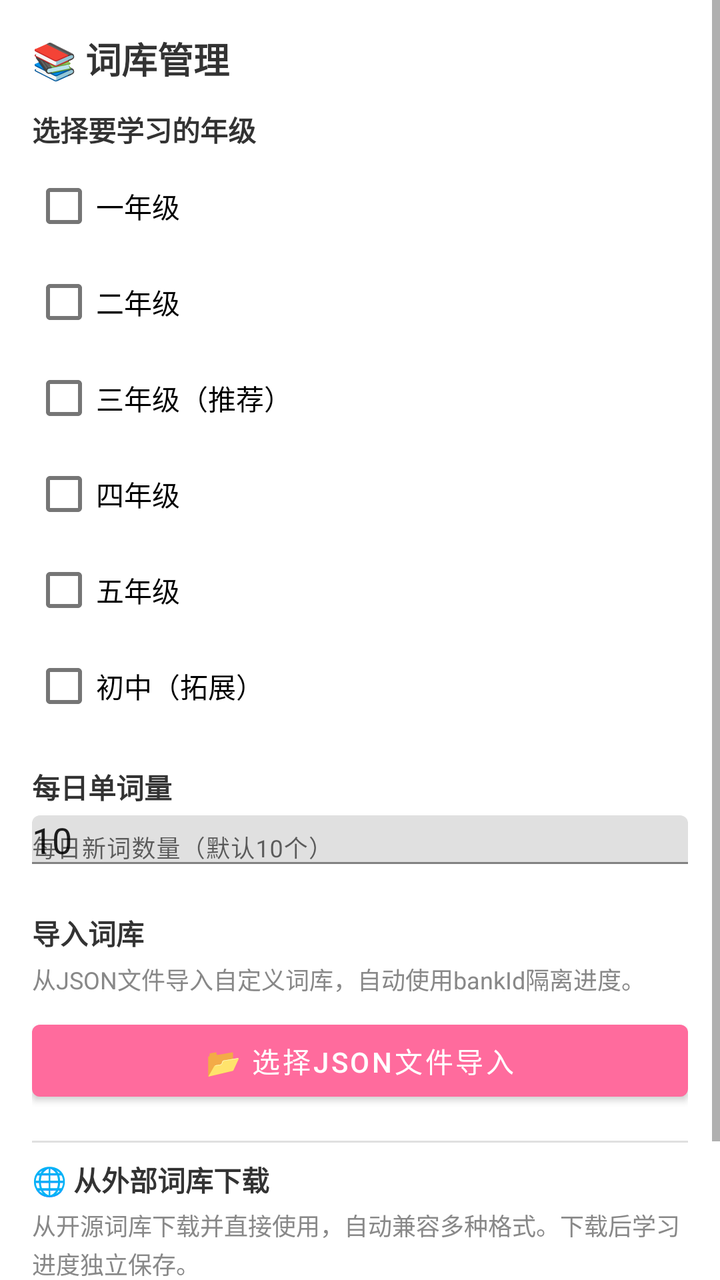
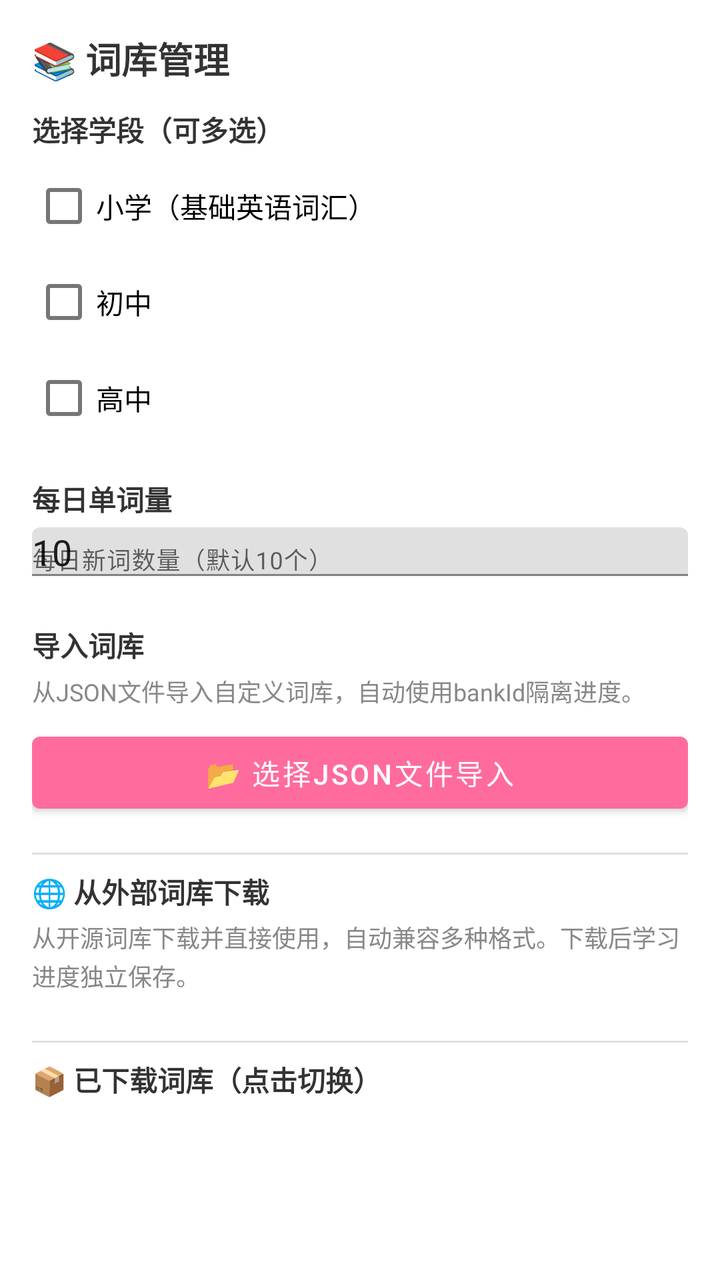

Compare the two renders of this Android layout. The source of the first and the diff that turns it into the second are given below.
<!-- AndroidManifest.xml: application theme Theme.HabitTracker -->
<!-- res/layout/dialog_wordbank.xml -->
<?xml version="1.0" encoding="utf-8"?>
<ScrollView xmlns:android="http://schemas.android.com/apk/res/android"
    android:layout_width="match_parent"
    android:layout_height="match_parent"
    android:fillViewport="true"
    android:clipToPadding="false">

    <LinearLayout
        android:id="@+id/layout_wordbank_inner"
        android:layout_width="match_parent"
        android:layout_height="wrap_content"
        android:orientation="vertical"
        android:padding="16dp">

        <TextView
            android:layout_width="match_parent"
            android:layout_height="wrap_content"
            android:text="📚 词库管理"
            android:textSize="18sp"
            android:textStyle="bold"
            android:textColor="@color/text_primary"
            android:layout_marginBottom="12dp" />

        
        <TextView
            android:layout_width="match_parent"
            android:layout_height="wrap_content"
            android:text="选择要学习的年级"
            android:textSize="14sp"
            android:textStyle="bold"
            android:textColor="@color/text_primary"
            android:layout_marginBottom="4dp" />

        <CheckBox android:id="@+id/cb_grade1" android:layout_width="match_parent" android:layout_height="wrap_content" android:text="一年级" android:textSize="14sp" />
        <CheckBox android:id="@+id/cb_grade2" android:layout_width="match_parent" android:layout_height="wrap_content" android:text="二年级" android:textSize="14sp" />
        <CheckBox android:id="@+id/cb_grade3" android:layout_width="match_parent" android:layout_height="wrap_content" android:text="三年级（推荐）" android:textSize="14sp" />
        <CheckBox android:id="@+id/cb_grade4" android:layout_width="match_parent" android:layout_height="wrap_content" android:text="四年级" android:textSize="14sp" />
        <CheckBox android:id="@+id/cb_grade5" android:layout_width="match_parent" android:layout_height="wrap_content" android:text="五年级" android:textSize="14sp" />
        <CheckBox android:id="@+id/cb_grade_junior" android:layout_width="match_parent" android:layout_height="wrap_content" android:text="初中（拓展）" android:textSize="14sp" />

        
        <TextView android:layout_width="match_parent" android:layout_height="wrap_content" android:text="每日单词量" android:textSize="14sp" android:textStyle="bold" android:textColor="@color/text_primary" android:layout_marginTop="16dp" android:layout_marginBottom="4dp" />

        <com.google.android.material.textfield.TextInputLayout android:layout_width="match_parent" android:layout_height="wrap_content" android:hint="每日新词数量（默认10个）" android:layout_marginBottom="16dp">
            <android.widget.EditText android:id="@+id/et_daily_words" android:layout_width="match_parent" android:layout_height="wrap_content" android:inputType="number" android:text="10" />
        </com.google.android.material.textfield.TextInputLayout>

        
        <TextView android:layout_width="match_parent" android:layout_height="wrap_content" android:text="导入词库" android:textSize="14sp" android:textStyle="bold" android:textColor="@color/text_primary" android:layout_marginTop="8dp" android:layout_marginBottom="4dp" />
        <TextView android:layout_width="match_parent" android:layout_height="wrap_content" android:text="从JSON文件导入自定义词库，自动使用bankId隔离进度。" android:textSize="12sp" android:textColor="@color/text_secondary" android:lineSpacingExtra="2dp" android:layout_marginBottom="8dp" />
        <Button android:id="@+id/btn_import_wordbank" android:layout_width="match_parent" android:layout_height="48dp" android:text="📂 选择JSON文件导入" android:textSize="14sp" />

        
        <View android:layout_width="match_parent" android:layout_height="1dp" android:background="#E0E0E0" android:layout_marginTop="16dp" android:layout_marginBottom="8dp" />

        
        <TextView android:layout_width="match_parent" android:layout_height="wrap_content" android:text="🌐 从外部词库下载" android:textSize="14sp" android:textStyle="bold" android:textColor="@color/text_primary" android:layout_marginBottom="4dp" />
        <TextView android:layout_width="match_parent" android:layout_height="wrap_content" android:text="从开源词库下载并直接使用，自动兼容多种格式。下载后学习进度独立保存。" android:textSize="12sp" android:textColor="@color/text_secondary" android:lineSpacingExtra="2dp" android:layout_marginBottom="8dp" />

        <LinearLayout android:id="@+id/layout_external_sources" android:layout_width="match_parent" android:layout_height="wrap_content" android:orientation="vertical" />

        
        <View android:layout_width="match_parent" android:layout_height="1dp" android:background="#E0E0E0" android:layout_marginTop="16dp" android:layout_marginBottom="8dp" />

        
        <TextView android:layout_width="match_parent" android:layout_height="wrap_content" android:text="📦 已下载词库（点击切换）" android:textSize="14sp" android:textStyle="bold" android:textColor="@color/text_primary" android:layout_marginBottom="8dp" />

        <LinearLayout android:id="@+id/layout_installed_banks" android:layout_width="match_parent" android:layout_height="wrap_content" android:orientation="vertical" />

    </LinearLayout>
</ScrollView>
<!-- resources referenced by this layout -->
<resources>
  <color name="text_primary">#333333</color>
  <color name="text_secondary">#888888</color>
  <style name="Theme.HabitTracker" parent="Theme.MaterialComponents.Light.NoActionBar">
          <item name="colorPrimary">@color/child_pink</item>
          <item name="colorPrimaryVariant">@color/child_pink_light</item>
          <item name="colorOnPrimary">@color/white</item>
          <item name="colorSecondary">@color/child_green</item>
          <item name="android:statusBarColor">@color/child_pink_light</item>
      </style>
  <color name="child_pink">#FF6B9D</color>
  <color name="child_pink_light">#FFF0F5</color>
  <color name="white">#FFFFFF</color>
  <color name="child_green">#4CAF50</color>
</resources>

<!-- the commit's change to res/layout/dialog_wordbank.xml (unified diff, before → after) -->
@@ -25,18 +25,15 @@
         <TextView
             android:layout_width="match_parent"
             android:layout_height="wrap_content"
-            android:text="选择要学习的年级"
+            android:text="选择学段（可多选）"
             android:textSize="14sp"
             android:textStyle="bold"
             android:textColor="@color/text_primary"
             android:layout_marginBottom="4dp" />
 
-        <CheckBox android:id="@+id/cb_grade1" android:layout_width="match_parent" android:layout_height="wrap_content" android:text="一年级" android:textSize="14sp" />
-        <CheckBox android:id="@+id/cb_grade2" android:layout_width="match_parent" android:layout_height="wrap_content" android:text="二年级" android:textSize="14sp" />
-        <CheckBox android:id="@+id/cb_grade3" android:layout_width="match_parent" android:layout_height="wrap_content" android:text="三年级（推荐）" android:textSize="14sp" />
-        <CheckBox android:id="@+id/cb_grade4" android:layout_width="match_parent" android:layout_height="wrap_content" android:text="四年级" android:textSize="14sp" />
-        <CheckBox android:id="@+id/cb_grade5" android:layout_width="match_parent" android:layout_height="wrap_content" android:text="五年级" android:textSize="14sp" />
-        <CheckBox android:id="@+id/cb_grade_junior" android:layout_width="match_parent" android:layout_height="wrap_content" android:text="初中（拓展）" android:textSize="14sp" />
+        <CheckBox android:id="@+id/cb_grade_primary" android:layout_width="match_parent" android:layout_height="wrap_content" android:text="小学（基础英语词汇）" android:textSize="14sp" />
+        <CheckBox android:id="@+id/cb_grade_junior" android:layout_width="match_parent" android:layout_height="wrap_content" android:text="初中" android:textSize="14sp" />
+        <CheckBox android:id="@+id/cb_grade_senior" android:layout_width="match_parent" android:layout_height="wrap_content" android:text="高中" android:textSize="14sp" />
 
         
         <TextView android:layout_width="match_parent" android:layout_height="wrap_content" android:text="每日单词量" android:textSize="14sp" android:textStyle="bold" android:textColor="@color/text_primary" android:layout_marginTop="16dp" android:layout_marginBottom="4dp" />
